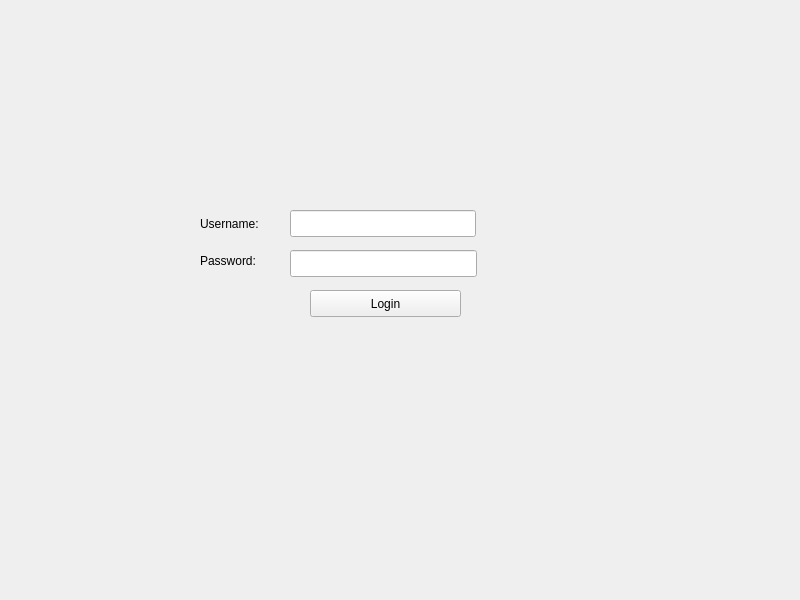
Old version of the form client/ui/loginwidget.ui in the repository erikdac/Multi-language-game.
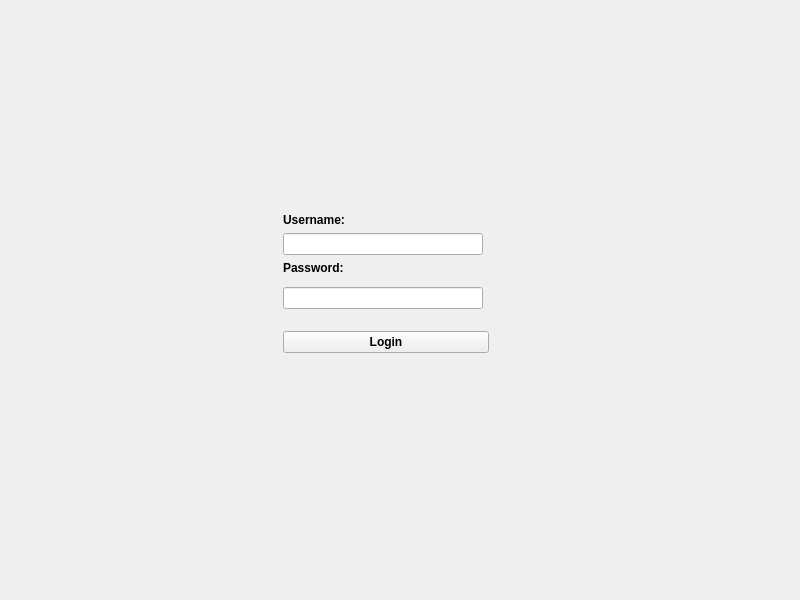
New version of the form.

Patch:
```diff
--- a/client/ui/loginwidget.ui
+++ b/client/ui/loginwidget.ui
@@ -16,66 +16,93 @@
   <property name="layoutDirection">
    <enum>Qt::LeftToRight</enum>
   </property>
-  <widget class="QLineEdit" name="username">
-   <property name="geometry">
-    <rect>
-     <x>290</x>
-     <y>210</y>
-     <width>186</width>
-     <height>27</height>
-    </rect>
-   </property>
-   <property name="toolTip">
-    <string>&lt;html&gt;&lt;head/&gt;&lt;body&gt;&lt;p&gt;&lt;br/&gt;&lt;/p&gt;&lt;/body&gt;&lt;/html&gt;</string>
-   </property>
-  </widget>
-  <widget class="QLineEdit" name="password">
-   <property name="geometry">
-    <rect>
-     <x>290</x>
-     <y>250</y>
-     <width>187</width>
-     <height>27</height>
-    </rect>
-   </property>
-   <property name="toolTip">
-    <string>&lt;html&gt;&lt;head/&gt;&lt;body&gt;&lt;p&gt;&lt;br/&gt;&lt;/p&gt;&lt;/body&gt;&lt;/html&gt;</string>
-   </property>
-  </widget>
+  <layout class="QGridLayout" name="gridLayout">
+   <item row="9" column="2">
+    <spacer name="verticalSpacer_2">
+     <property name="orientation">
+      <enum>Qt::Vertical</enum>
+     </property>
+     <property name="sizeHint" stdset="0">
+      <size>
+       <width>20</width>
+       <height>235</height>
+      </size>
+     </property>
+    </spacer>
+   </item>
+   <item row="1" column="2">
   <widget class="QLabel" name="usernameLabel">
-   <property name="geometry">
-    <rect>
-     <x>200</x>
-     <y>210</y>
-     <width>81</width>
-     <height>27</height>
-    </rect>
+     <property name="font">
+      <font>
+       <pointsize>9</pointsize>
+       <weight>75</weight>
+       <bold>true</bold>
+      </font>
    </property>
    <property name="text">
     <string>Username:</string>
    </property>
   </widget>
+   </item>
+   <item row="5" column="2">
+    <widget class="QLineEdit" name="password">
+     <property name="sizePolicy">
+      <sizepolicy hsizetype="Fixed" vsizetype="Fixed">
+       <horstretch>0</horstretch>
+       <verstretch>0</verstretch>
+      </sizepolicy>
+     </property>
+     <property name="minimumSize">
+      <size>
+       <width>200</width>
+       <height>0</height>
+      </size>
+     </property>
+     <property name="focusPolicy">
+      <enum>Qt::StrongFocus</enum>
+     </property>
+     <property name="toolTip">
+      <string>&lt;html&gt;&lt;head/&gt;&lt;body&gt;&lt;p&gt;&lt;br/&gt;&lt;/p&gt;&lt;/body&gt;&lt;/html&gt;</string>
+     </property>
+    </widget>
+   </item>
+   <item row="3" column="2">
   <widget class="QLabel" name="passwordLabel">
-   <property name="geometry">
-    <rect>
-     <x>200</x>
-     <y>250</y>
-     <width>71</width>
-     <height>21</height>
-    </rect>
+     <property name="font">
+      <font>
+       <pointsize>9</pointsize>
+       <weight>75</weight>
+       <bold>true</bold>
+      </font>
    </property>
    <property name="text">
     <string>Password:</string>
    </property>
   </widget>
+   </item>
+   <item row="4" column="4" rowspan="5">
+    <spacer name="horizontalSpacer_2">
+     <property name="orientation">
+      <enum>Qt::Horizontal</enum>
+     </property>
+     <property name="sizeHint" stdset="0">
+      <size>
+       <width>300</width>
+       <height>20</height>
+      </size>
+     </property>
+    </spacer>
+   </item>
+   <item row="8" column="2" colspan="2">
   <widget class="QPushButton" name="pushButton">
-   <property name="geometry">
-    <rect>
-     <x>310</x>
-     <y>290</y>
-     <width>151</width>
-     <height>27</height>
-    </rect>
+     <property name="font">
+      <font>
+       <weight>75</weight>
+       <bold>true</bold>
+      </font>
+     </property>
+     <property name="focusPolicy">
+      <enum>Qt::NoFocus</enum>
    </property>
    <property name="text">
     <string>Login</string>
@@ -90,6 +117,72 @@
     <bool>false</bool>
    </property>
   </widget>
+   </item>
+   <item row="2" column="2">
+    <widget class="QLineEdit" name="username">
+     <property name="sizePolicy">
+      <sizepolicy hsizetype="Fixed" vsizetype="Fixed">
+       <horstretch>0</horstretch>
+       <verstretch>0</verstretch>
+      </sizepolicy>
+     </property>
+     <property name="minimumSize">
+      <size>
+       <width>200</width>
+       <height>0</height>
+      </size>
+     </property>
+     <property name="focusPolicy">
+      <enum>Qt::StrongFocus</enum>
+     </property>
+     <property name="toolTip">
+      <string>&lt;html&gt;&lt;head/&gt;&lt;body&gt;&lt;p&gt;&lt;br/&gt;&lt;/p&gt;&lt;/body&gt;&lt;/html&gt;</string>
+     </property>
+    </widget>
+   </item>
+   <item row="0" column="2">
+    <spacer name="verticalSpacer">
+     <property name="orientation">
+      <enum>Qt::Vertical</enum>
+     </property>
+     <property name="sizeHint" stdset="0">
+      <size>
+       <width>20</width>
+       <height>176</height>
+      </size>
+     </property>
+    </spacer>
+   </item>
+   <item row="7" column="2">
+    <spacer name="verticalSpacer_3">
+     <property name="orientation">
+      <enum>Qt::Vertical</enum>
+     </property>
+     <property name="sizeType">
+      <enum>QSizePolicy::Fixed</enum>
+     </property>
+     <property name="sizeHint" stdset="0">
+      <size>
+       <width>20</width>
+       <height>3</height>
+      </size>
+     </property>
+    </spacer>
+   </item>
+   <item row="8" column="0">
+    <spacer name="horizontalSpacer">
+     <property name="orientation">
+      <enum>Qt::Horizontal</enum>
+     </property>
+     <property name="sizeHint" stdset="0">
+      <size>
+       <width>261</width>
+       <height>24</height>
+      </size>
+     </property>
+    </spacer>
+   </item>
+  </layout>
  </widget>
  <resources/>
  <connections>
```
Left out of the diff: 4 changed lines with no effect on the pictures. Lines whose indentation alone changed are shown as unchanged.
